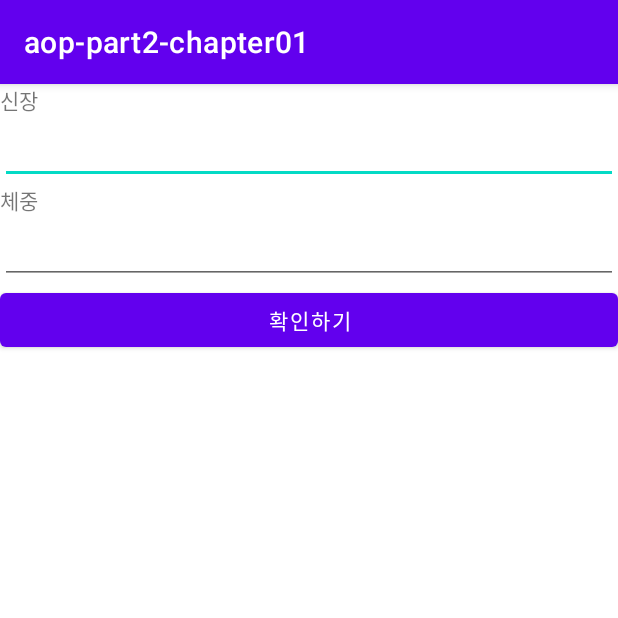
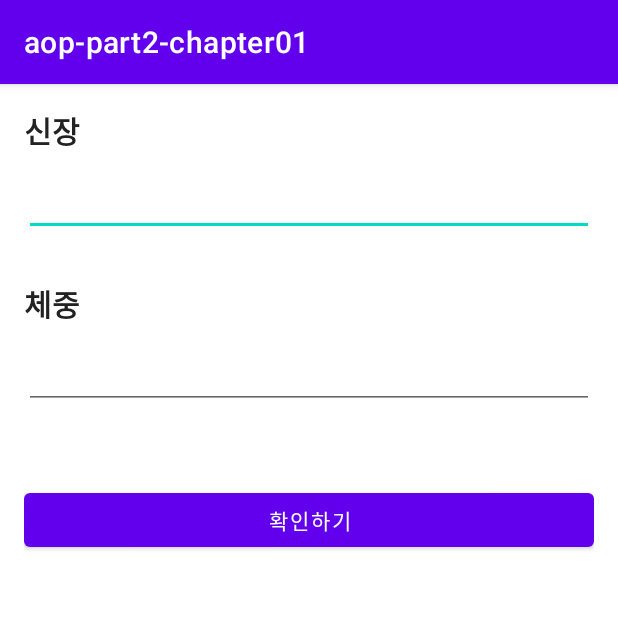
Before and after one commit to mil2ne/bmi-calc-app, an Android app: the screen it shows after launch (MainActivity), on a phone screen of 412 x 824 dp, the top half of it. Run offline under Robolectric (Android 15) with nearby library versions, the phone set to English and light mode, and no system bars.

Commit message:
BMI #2 화면꾸미기
color, padding, margin, resource 적용

```diff
--- a/app/src/main/res/layout/activity_main.xml
+++ b/app/src/main/res/layout/activity_main.xml
@@ -5,25 +5,35 @@
     android:layout_width="match_parent"
     android:layout_height="match_parent"
     android:orientation="vertical"
+    android:padding="16dp"
     tools:context=".MainActivity">
 
     <TextView
-        android:text="신장"
+        android:textStyle="bold"
+        android:textSize="20sp"
+        android:text="@string/height"
+        android:textColor="@color/custom_black"
         android:layout_width="match_parent"
         android:layout_height="wrap_content" />
 
     <EditText
+        android:layout_marginTop="10dp"
         android:layout_width="match_parent"
         android:layout_height="wrap_content"
         android:inputType="number" />
 
     <TextView
+        android:textStyle="bold"
+        android:textSize="20sp"
+        android:layout_marginTop="30dp"
+        android:textColor="@color/custom_black"
         android:id="@+id/textView2"
         android:layout_width="match_parent"
         android:layout_height="wrap_content"
-        android:text="체중" />
+        android:text="@string/weight" />
 
     <EditText
+        android:layout_marginTop="10dp"
         android:id="@+id/editTextNumber"
         android:layout_width="match_parent"
         android:layout_height="wrap_content"
@@ -31,7 +41,8 @@
         android:inputType="number" />
 
     <Button
-        android:text="확인하기"
+        android:layout_marginTop="50dp"
+        android:text="@string/confirm"
         android:layout_width="match_parent"
         android:layout_height="wrap_content" />
 
--- a/app/src/main/res/values/colors.xml
+++ b/app/src/main/res/values/colors.xml
@@ -6,5 +6,6 @@
     <color name="teal_200">#FF03DAC5</color>
     <color name="teal_700">#FF018786</color>
     <color name="black">#FF000000</color>
+    <color name="custom_black">#222222</color>
     <color name="white">#FFFFFFFF</color>
 </resources>
--- a/app/src/main/res/values/strings.xml
+++ b/app/src/main/res/values/strings.xml
@@ -1,3 +1,6 @@
 <resources>
     <string name="app_name">aop-part2-chapter01</string>
+    <string name="height">신장</string>
+    <string name="weight">체중</string>
+    <string name="confirm">확인하기</string>
 </resources>
```
